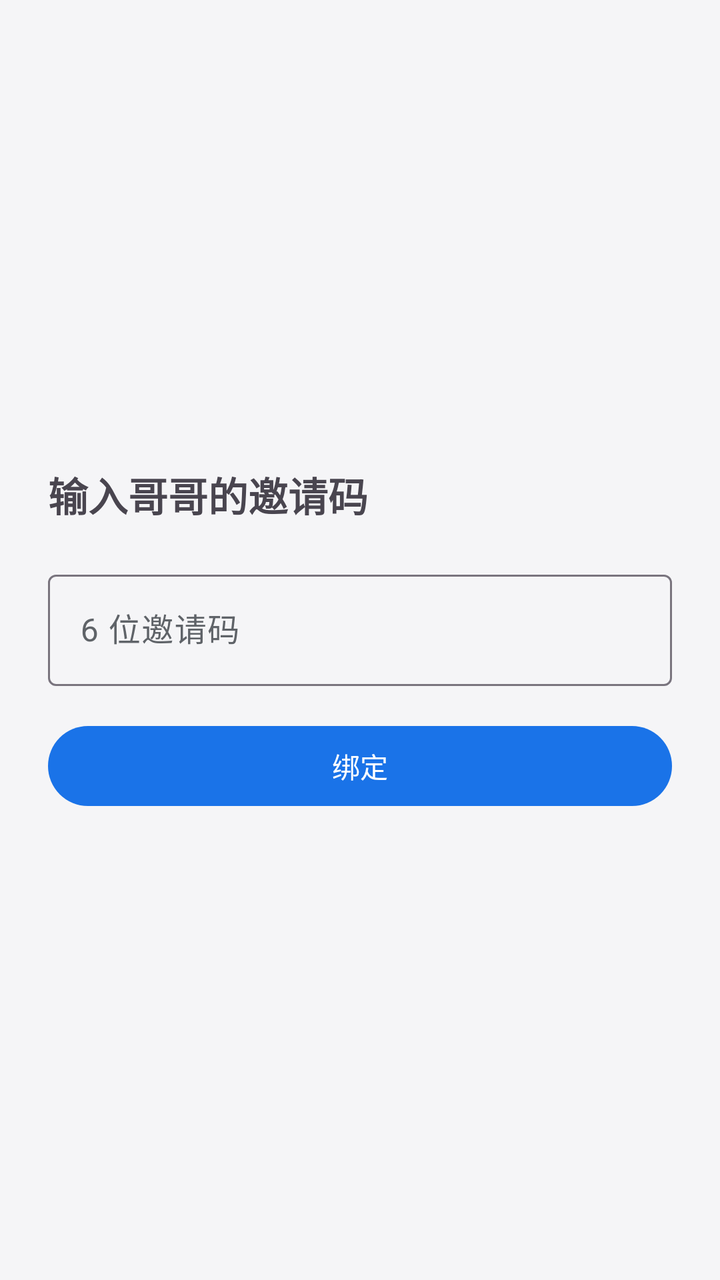
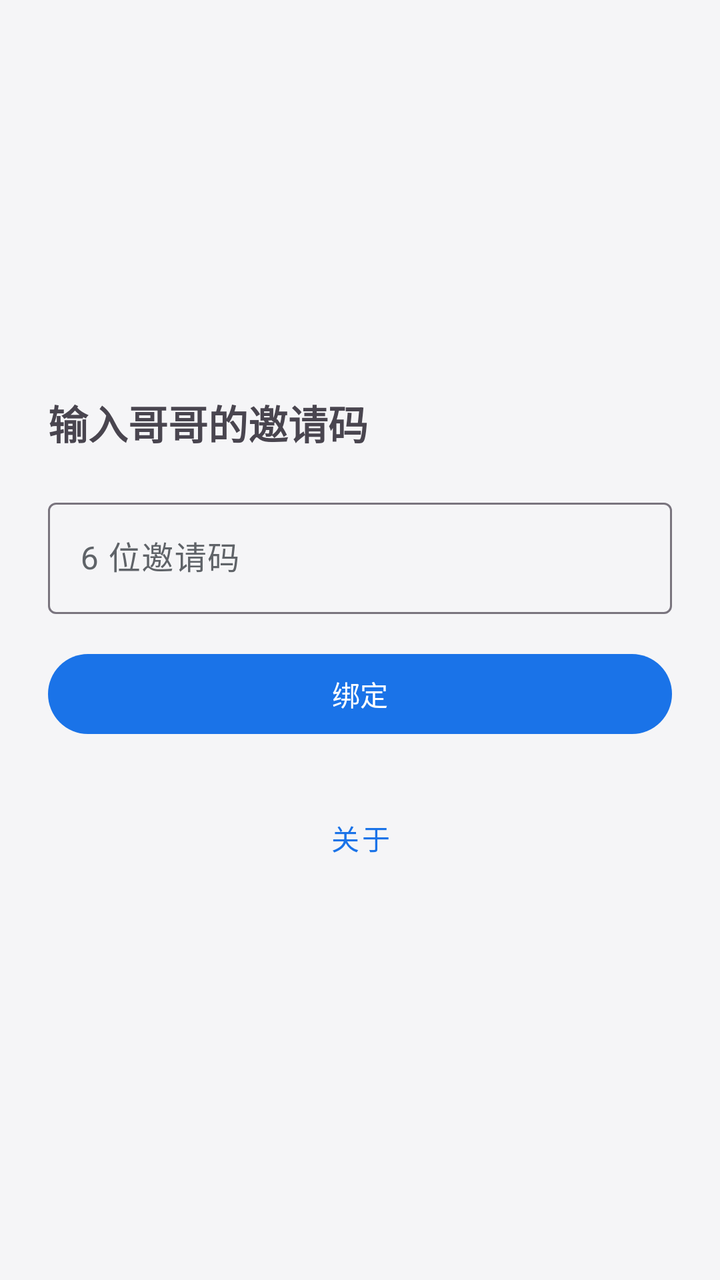

Screens rendered from an Android XML layout before and after an edit, with the pre-edit source and the edit as a unified diff.
<!-- AndroidManifest.xml: application theme Theme.PhoneGuard -->
<!-- res/layout/activity_main.xml -->
<?xml version="1.0" encoding="utf-8"?>
<LinearLayout xmlns:android="http://schemas.android.com/apk/res/android"
    android:layout_width="match_parent"
    android:layout_height="match_parent"
    android:gravity="center"
    android:orientation="vertical"
    android:padding="24dp">

    
    <LinearLayout
        android:id="@+id/groupUnbound"
        android:layout_width="match_parent"
        android:layout_height="wrap_content"
        android:orientation="vertical">

        <TextView
            android:layout_width="wrap_content"
            android:layout_height="wrap_content"
            android:text="@string/bind_title"
            android:textSize="20sp"
            android:textStyle="bold" />

        <com.google.android.material.textfield.TextInputLayout
            android:layout_width="match_parent"
            android:layout_height="wrap_content"
            android:layout_marginTop="20dp"
            android:hint="@string/invite_code">

            <com.google.android.material.textfield.TextInputEditText
                android:id="@+id/etInviteCode"
                android:layout_width="match_parent"
                android:layout_height="wrap_content"
                android:inputType="text"
                android:maxLength="6"
                android:maxLines="1"
                android:textColor="@color/text_primary"
                android:textColorHint="@color/text_hint" />
        </com.google.android.material.textfield.TextInputLayout>

        <com.google.android.material.button.MaterialButton
            android:id="@+id/btnBind"
            android:layout_width="match_parent"
            android:layout_height="wrap_content"
            android:layout_marginTop="16dp"
            android:text="@string/bind" />
    </LinearLayout>

    
    <LinearLayout
        android:id="@+id/groupBound"
        android:layout_width="match_parent"
        android:layout_height="wrap_content"
        android:gravity="center"
        android:orientation="vertical"
        android:visibility="gone">

        <TextView
            android:layout_width="wrap_content"
            android:layout_height="wrap_content"
            android:text="@string/bound_status"
            android:textSize="18sp"
            android:textStyle="bold" />

        <TextView
            android:layout_width="wrap_content"
            android:layout_height="wrap_content"
            android:layout_marginTop="8dp"
            android:text="@string/bound_placeholder"
            android:textSize="14sp"
            android:textColor="@color/text_secondary" />

        <com.google.android.material.button.MaterialButton
            android:id="@+id/btnGuide"
            android:layout_width="wrap_content"
            android:layout_height="wrap_content"
            android:layout_marginTop="16dp"
            android:text="@string/guide_title" />

        <TextView
            android:id="@+id/tvUpdateStatus"
            android:layout_width="wrap_content"
            android:layout_height="wrap_content"
            android:layout_marginTop="16dp"
            android:text="@string/update_status_idle"
            android:textColor="@color/text_secondary"
            android:textSize="14sp" />

        <com.google.android.material.button.MaterialButton
            android:id="@+id/btnCheckUpdate"
            style="@style/Widget.MaterialComponents.Button.OutlinedButton"
            android:layout_width="wrap_content"
            android:layout_height="wrap_content"
            android:layout_marginTop="8dp"
            android:text="@string/check_update" />
    </LinearLayout>
</LinearLayout>
<!-- resources referenced by this layout -->
<resources>
  <color name="text_hint">#6F7378</color>
  <color name="text_primary">#1D1B20</color>
  <color name="text_secondary">#5F6368</color>
  <string name="bind">绑定</string>
  <string name="bind_title">输入哥哥的邀请码</string>
  <string name="bound_placeholder">防护服务正在运行</string>
  <string name="bound_status">已绑定，守护生效中</string>
  <string name="check_update">检查更新</string>
  <string name="guide_title">开启防护（共 7 步）</string>
  <string name="invite_code">6 位邀请码</string>
  <string name="update_status_idle">当前版本 %1$s</string>
  <style name="Theme.PhoneGuard" parent="Theme.Material3.DayNight.NoActionBar">
          <item name="colorPrimary">@color/primary</item>
          <item name="colorOnPrimary">@color/on_primary</item>
          <item name="colorSurface">@color/app_surface</item>
          <item name="colorOnSurface">@color/text_primary</item>
          <item name="colorOnSurfaceVariant">@color/text_secondary</item>
          <item name="android:colorAccent">@color/primary</item>
          <item name="android:windowBackground">@color/app_background</item>
          <item name="android:navigationBarColor">@color/app_surface</item>
          <item name="android:statusBarColor">@color/app_background</item>
          <item name="android:windowLightStatusBar">true</item>
      </style>
  <color name="primary">#1A73E8</color>
  <color name="on_primary">#FFFFFF</color>
  <color name="app_surface">#FFFFFF</color>
  <color name="app_background">#F5F5F7</color>
</resources>

<!-- the commit's change to res/layout/activity_main.xml (unified diff, before → after) -->
@@ -93,4 +93,12 @@
             android:layout_marginTop="8dp"
             android:text="@string/check_update" />
     </LinearLayout>
+
+    <com.google.android.material.button.MaterialButton
+        android:id="@+id/btnAbout"
+        style="@style/Widget.MaterialComponents.Button.TextButton"
+        android:layout_width="wrap_content"
+        android:layout_height="wrap_content"
+        android:layout_marginTop="24dp"
+        android:text="@string/about" />
 </LinearLayout>
<!-- resource entries referenced after the edit -->
@@ -3,6 +3,7 @@
   <color name="text_hint">#6F7378</color>
   <color name="text_primary">#1D1B20</color>
   <color name="text_secondary">#5F6368</color>
+  <string name="about">关于</string>
   <string name="bind">绑定</string>
   <string name="bind_title">输入哥哥的邀请码</string>
   <string name="bound_placeholder">防护服务正在运行</string>
